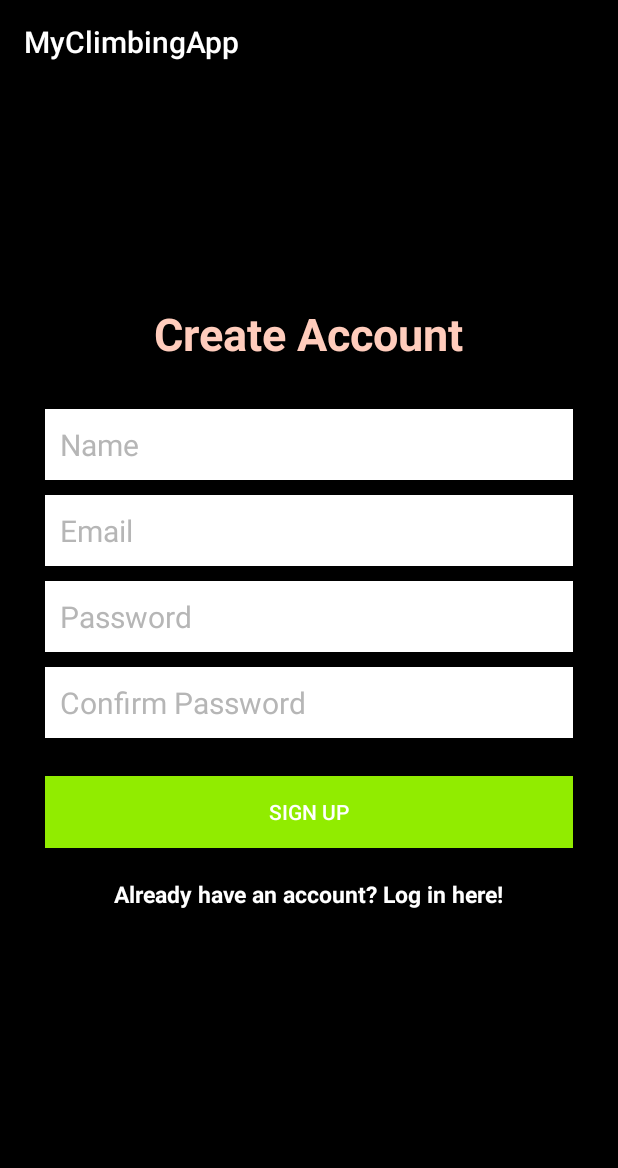
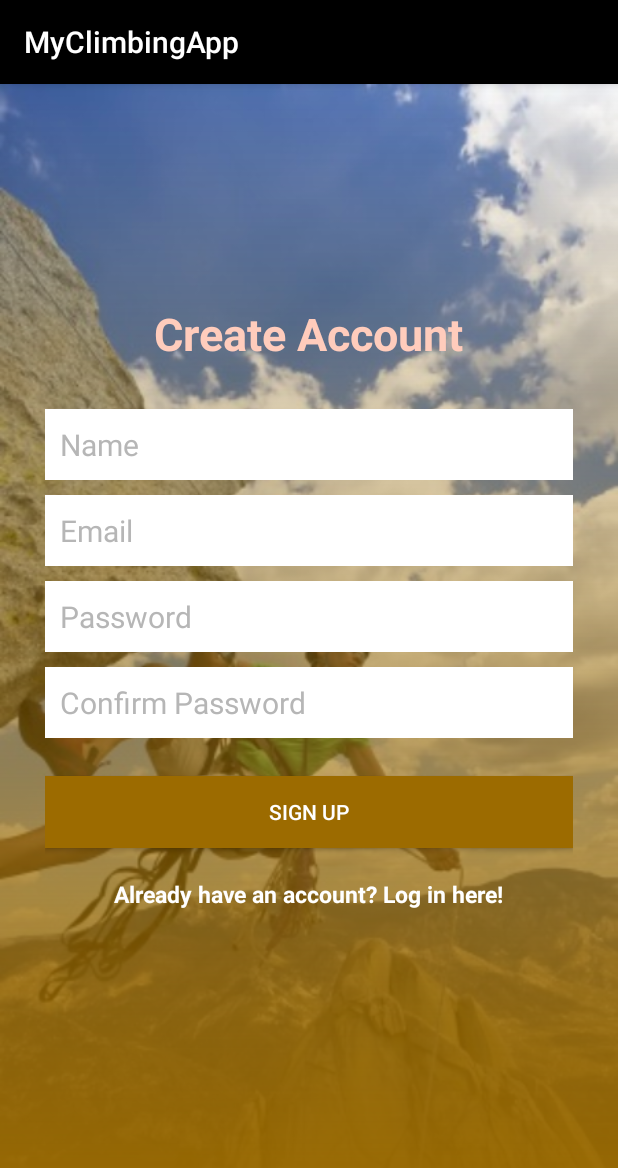
Before and after one commit to ktenzel/MyClimbingApp, an Android app: the CreateAccountActivity screen opened directly, with no data from a screen before it, on a phone screen of 412 x 824 dp. Shown: the top 1168 px of the screen. Run offline under Robolectric (Android 15) with nearby library versions, the light colour scheme and no system bars; our stand-ins replace ButterKnife, Firebase (no records; nobody signed in at launch, a user with empty details on screens opened directly); 1 statement that could not run was skipped.

```diff
--- a/app/src/main/java/com/epicodus/example/myclimbingapp/Constants.java
+++ b/app/src/main/java/com/epicodus/example/myclimbingapp/Constants.java
@@ -10,7 +10,7 @@ public class Constants {
     public static final String MOUNTAIN_TOKEN = BuildConfig.MOUNTAIN_TOKEN;
     public static final String MOUNTAIN_BASE_URL = "https://www.mountainproject.com/data/get-routes-for-lat-lon?";
 
-    public static final String FIREBASE_CHILD_SEARCHED_LOCATION = "searchedLocation";
+    //issue could be here\/
     public static final String FIREBASE_CHILD_ROUTES = "routes";
 
     public static final String PREFERENCES_LOCATION_KEY = "location";
--- a/app/src/main/java/com/epicodus/example/myclimbingapp/services/RoutesService.java
+++ b/app/src/main/java/com/epicodus/example/myclimbingapp/services/RoutesService.java
@@ -57,6 +57,7 @@ public class RoutesService {
         Call call = client.newCall(request);
         call.enqueue(callback);
         Log.d(url, "url mountain");
+        Log.d(request.toString(), "request");
     }
 
     public String processGoogleResults(Response response){
--- a/app/src/main/java/com/epicodus/example/myclimbingapp/ui/FindRouteDetailActivity.java
+++ b/app/src/main/java/com/epicodus/example/myclimbingapp/ui/FindRouteDetailActivity.java
@@ -1,5 +1,4 @@
 package com.epicodus.example.myclimbingapp.ui;
-
 import android.support.v4.view.ViewPager;
 import android.support.v7.app.AppCompatActivity;
 import android.os.Bundle;
@@ -16,8 +15,7 @@ import butterknife.BindView;
 import butterknife.ButterKnife;
 
 public class FindRouteDetailActivity extends AppCompatActivity {
-    @BindView(R.id.viewPager)
-    ViewPager mViewPager;
+    @BindView(R.id.viewPager) ViewPager mViewPager;
     private FindRoutePagerAdapter adapterViewPager;
     ArrayList<Route> mRoutes = new ArrayList<>();
 
--- /dev/null
+++ b/app/src/main/res/drawable/gradient.xml
@@ -0,0 +1,8 @@
+<?xml version="1.0" encoding="utf-8"?>
+<shape xmlns:android="http://schemas.android.com/apk/res/android"
+    android:shape="rectangle">
+    <gradient
+        android:endColor="@color/colorAccent"
+        android:type="linear"
+        android:angle="270"></gradient>
+</shape>
--- a/app/src/main/res/layout/activity_create_account.xml
+++ b/app/src/main/res/layout/activity_create_account.xml
@@ -5,7 +5,17 @@
     android:layout_width="match_parent"
     android:layout_height="match_parent"
     tools:context="com.epicodus.example.myclimbingapp.ui.CreateAccountActivity"
-    android:background="@color/colorPrimary">
+    android:background="@drawable/climb1">
+
+    <ImageView
+        android:id="@+id/imageView"
+        android:layout_width="match_parent"
+        android:layout_height="match_parent"
+        android:layout_alignParentLeft="true"
+        android:layout_alignParentStart="true"
+        android:layout_alignParentTop="true"
+        android:scaleType="centerCrop"
+        android:src="@drawable/gradient" />
 
     <LinearLayout
         android:orientation="vertical"
--- a/app/src/main/res/values/colors.xml
+++ b/app/src/main/res/values/colors.xml
@@ -4,7 +4,7 @@
     <color name="colorPrimaryDark">#000000</color>
     <color name="colorPrimaryLight">#FFCCBC</color>
     <color name="colorTextIcons">#ffffff</color>
-    <color name="colorAccent">#91ec00</color>
+    <color name="colorAccent">#9c6b00</color>
     <color name="colorPrimaryText">#212121</color>
     <color name="colorSecondaryText">#727272</color>
     <color name="colorDivider">#B6B6B6</color>
```
Also changed, not shown: app/src/main/AndroidManifest.xml (+23 -32 lines), app/src/main/java/com/epicodus/example/myclimbingapp/ui/FindRouteActivity.java (+31 -31 lines), app/src/main/res/layout/activity_find_route_list.xml (+0 -7 lines), app/src/main/res/layout/activity_login.xml (+11 -1 lines), build.gradle (+3 -9 lines), app/src/main/res/drawable/climb1.jpg (added), app/src/main/res/mipmap-hdpi/carabiner.png (added).
